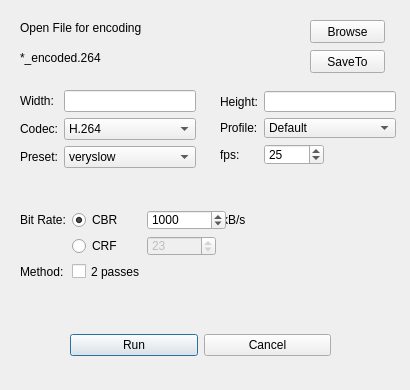
This is encode.ui in honzabilek4/VideoCodecs as Qt 5 draws it before an edit. The edited form follows.
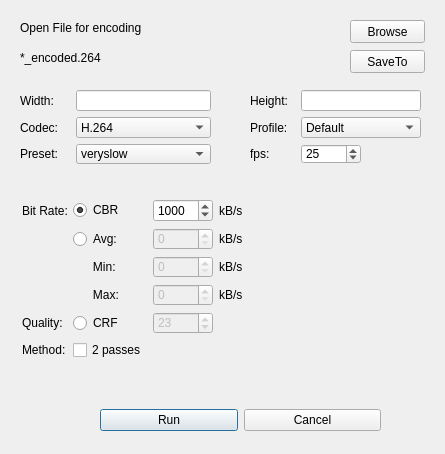
This is the edited form.

What changed in the file:
```diff
--- a/encode.ui
+++ b/encode.ui
@@ -6,8 +6,8 @@
    <rect>
     <x>0</x>
     <y>0</y>
-    <width>410</width>
-    <height>390</height>
+    <width>445</width>
+    <height>454</height>
    </rect>
   </property>
   <property name="windowTitle">
@@ -16,10 +16,10 @@
   <widget class="QWidget" name="layoutWidget">
    <property name="geometry">
     <rect>
-     <x>70</x>
-     <y>310</y>
-     <width>261</width>
-     <height>71</height>
+     <x>100</x>
+     <y>390</y>
+     <width>281</width>
+     <height>61</height>
     </rect>
    </property>
    <layout class="QHBoxLayout" name="horizontalLayout">
@@ -55,7 +55,7 @@
   <widget class="QPushButton" name="browseButton">
    <property name="geometry">
     <rect>
-     <x>310</x>
+     <x>350</x>
      <y>20</y>
      <width>75</width>
      <height>23</height>
@@ -70,13 +70,19 @@
     <rect>
      <x>20</x>
      <y>90</y>
-     <width>176</width>
-     <height>93</height>
+     <width>191</width>
+     <height>74</height>
     </rect>
    </property>
-   <layout class="QFormLayout" name="formLayout">
+   <layout class="QGridLayout" name="gridLayout_2">
     <item row="0" column="0">
      <widget class="QLabel" name="label">
+      <property name="minimumSize">
+       <size>
+        <width>50</width>
+        <height>0</height>
+       </size>
+      </property>
       <property name="text">
        <string>Width:</string>
       </property>
@@ -174,108 +180,10 @@
     </item>
    </layout>
   </widget>
-  <widget class="QWidget" name="layoutWidget">
-   <property name="geometry">
-    <rect>
-     <x>20</x>
-     <y>210</y>
-     <width>226</width>
-     <height>71</height>
-    </rect>
-   </property>
-   <layout class="QGridLayout" name="gridLayout">
-    <item row="0" column="1">
-     <widget class="QRadioButton" name="radioButton_CBR">
-      <property name="enabled">
-       <bool>true</bool>
-      </property>
-      <property name="text">
-       <string>CBR</string>
-      </property>
-      <property name="checked">
-       <bool>true</bool>
-      </property>
-     </widget>
-    </item>
-    <item row="1" column="1">
-     <widget class="QRadioButton" name="radioButton_CRF">
-      <property name="text">
-       <string>CRF</string>
-      </property>
-     </widget>
-    </item>
-    <item row="0" column="0">
-     <widget class="QLabel" name="label_5">
-      <property name="text">
-       <string>Bit Rate:</string>
-      </property>
-     </widget>
-    </item>
-    <item row="0" column="3">
-     <widget class="QLabel" name="label_6">
-      <property name="text">
-       <string>kB/s</string>
-      </property>
-     </widget>
-    </item>
-    <item row="2" column="1">
-     <widget class="QCheckBox" name="checkBox_3">
-      <property name="text">
-       <string>2 passes</string>
-      </property>
-     </widget>
-    </item>
-    <item row="1" column="2">
-     <widget class="QSpinBox" name="crfEdit">
-      <property name="enabled">
-       <bool>false</bool>
-      </property>
-      <property name="maximum">
-       <number>51</number>
-      </property>
-      <property name="value">
-       <number>23</number>
-      </property>
-     </widget>
-    </item>
-    <item row="2" column="0">
-     <widget class="QLabel" name="label_8">
-      <property name="text">
-       <string>Method:</string>
-      </property>
-     </widget>
-    </item>
-    <item row="0" column="2">
-     <widget class="QSpinBox" name="cbrEdit">
-      <property name="sizePolicy">
-       <sizepolicy hsizetype="Minimum" vsizetype="Fixed">
-        <horstretch>0</horstretch>
-        <verstretch>0</verstretch>
-       </sizepolicy>
-      </property>
-      <property name="minimumSize">
-       <size>
-        <width>79</width>
-        <height>0</height>
-       </size>
-      </property>
-      <property name="minimum">
-       <number>10</number>
-      </property>
-      <property name="maximum">
-       <number>999999</number>
-      </property>
-      <property name="value">
-       <number>1000</number>
-      </property>
-     </widget>
-    </item>
-   </layout>
-  </widget>
   <widget class="QPushButton" name="saveButton">
    <property name="geometry">
     <rect>
-     <x>310</x>
+     <x>350</x>
      <y>50</y>
      <width>75</width>
      <height>23</height>
@@ -301,15 +209,21 @@
   <widget class="QWidget" name="layoutWidget">
    <property name="geometry">
     <rect>
-     <x>220</x>
-     <y>91</y>
-     <width>176</width>
+     <x>250</x>
+     <y>90</y>
+     <width>171</width>
      <height>74</height>
     </rect>
    </property>
-   <layout class="QFormLayout" name="formLayout_2">
+   <layout class="QGridLayout" name="gridLayout_3">
     <item row="0" column="0">
      <widget class="QLabel" name="label_2">
+      <property name="minimumSize">
+       <size>
+        <width>45</width>
+        <height>0</height>
+       </size>
+      </property>
       <property name="text">
        <string>Height:</string>
       </property>
@@ -365,6 +279,216 @@
     </item>
    </layout>
   </widget>
+  <widget class="QWidget" name="">
+   <property name="geometry">
+    <rect>
+     <x>22</x>
+     <y>199</y>
+     <width>221</width>
+     <height>161</height>
+    </rect>
+   </property>
+   <layout class="QGridLayout" name="gridLayout">
+    <item row="0" column="0">
+     <widget class="QLabel" name="label_11">
+      <property name="minimumSize">
+       <size>
+        <width>45</width>
+        <height>0</height>
+       </size>
+      </property>
+      <property name="text">
+       <string>Bit Rate:</string>
+      </property>
+     </widget>
+    </item>
+    <item row="0" column="1">
+     <widget class="QRadioButton" name="radioButton_CBR">
+      <property name="enabled">
+       <bool>true</bool>
+      </property>
+      <property name="text">
+       <string>CBR</string>
+      </property>
+      <property name="checked">
+       <bool>true</bool>
+      </property>
+     </widget>
+    </item>
+    <item row="0" column="2">
+     <widget class="QSpinBox" name="cbrEdit">
+      <property name="sizePolicy">
+       <sizepolicy hsizetype="Minimum" vsizetype="Fixed">
+        <horstretch>0</horstretch>
+        <verstretch>0</verstretch>
+       </sizepolicy>
+      </property>
+      <property name="minimumSize">
+       <size>
+        <width>55</width>
+        <height>0</height>
+       </size>
+      </property>
+      <property name="minimum">
+       <number>10</number>
+      </property>
+      <property name="maximum">
+       <number>999999</number>
+      </property>
+      <property name="value">
+       <number>1000</number>
+      </property>
+     </widget>
+    </item>
+    <item row="0" column="3">
+     <widget class="QLabel" name="label_6">
+      <property name="text">
+       <string>kB/s</string>
+      </property>
+     </widget>
+    </item>
+    <item row="1" column="1">
+     <widget class="QRadioButton" name="radioButton">
+      <property name="text">
+       <string>Avg:</string>
+      </property>
+     </widget>
+    </item>
+    <item row="1" column="2">
+     <widget class="QSpinBox" name="spinBox">
+      <property name="enabled">
+       <bool>false</bool>
+      </property>
+     </widget>
+    </item>
+    <item row="1" column="3">
+     <widget class="QLabel" name="label_10">
+      <property name="minimumSize">
+       <size>
+        <width>0</width>
+        <height>0</height>
+       </size>
+      </property>
+      <property name="text">
+       <string>kB/s</string>
+      </property>
+     </widget>
+    </item>
+    <item row="2" column="1">
+     <widget class="QLabel" name="label_12">
+      <property name="text">
+       <string>      Min:</string>
+      </property>
+     </widget>
+    </item>
+    <item row="2" column="2">
+     <widget class="QSpinBox" name="spinBox_2">
+      <property name="enabled">
+       <bool>false</bool>
+      </property>
+      <property name="minimumSize">
+       <size>
+        <width>50</width>
+        <height>0</height>
+       </size>
+      </property>
+     </widget>
+    </item>
+    <item row="2" column="3">
+     <widget class="QLabel" name="label_14">
+      <property name="minimumSize">
+       <size>
+        <width>0</width>
+        <height>0</height>
+       </size>
+      </property>
+      <property name="text">
+       <string>kB/s</string>
+      </property>
+     </widget>
+    </item>
+    <item row="3" column="1">
+     <widget class="QLabel" name="label_13">
+      <property name="text">
+       <string>      Max:</string>
+      </property>
+     </widget>
+    </item>
+    <item row="3" column="2">
+     <widget class="QSpinBox" name="spinBox_3">
+      <property name="enabled">
+       <bool>false</bool>
+      </property>
+      <property name="minimumSize">
+       <size>
+        <width>50</width>
+        <height>0</height>
+       </size>
+      </property>
+     </widget>
+    </item>
+    <item row="3" column="3">
+     <widget class="QLabel" name="label_15">
+      <property name="minimumSize">
+       <size>
+        <width>0</width>
+        <height>0</height>
+       </size>
+      </property>
+      <property name="text">
+       <string>kB/s</string>
+      </property>
+     </widget>
+    </item>
+    <item row="4" column="0">
+     <widget class="QLabel" name="label_5">
+      <property name="text">
+       <string>Quality:</string>
+      </property>
+     </widget>
+    </item>
+    <item row="4" column="1">
+     <widget class="QRadioButton" name="radioButton_CRF">
+      <property name="text">
+       <string>CRF</string>
+      </property>
+     </widget>
+    </item>
+    <item row="4" column="2">
+     <widget class="QSpinBox" name="crfEdit">
+      <property name="enabled">
+       <bool>false</bool>
+      </property>
+      <property name="minimumSize">
+       <size>
+        <width>50</width>
+        <height>0</height>
+       </size>
+      </property>
+      <property name="maximum">
+       <number>51</number>
+      </property>
+      <property name="value">
+       <number>23</number>
+      </property>
+     </widget>
+    </item>
+    <item row="5" column="0">
+     <widget class="QLabel" name="label_8">
+      <property name="text">
+       <string>Method:</string>
+      </property>
+     </widget>
+    </item>
+    <item row="5" column="1">
+     <widget class="QCheckBox" name="checkBox_3">
+      <property name="text">
+       <string>2 passes</string>
+      </property>
+     </widget>
+    </item>
+   </layout>
+  </widget>
   <zorder>layoutWidget</zorder>
   <zorder>layoutWidget</zorder>
   <zorder>layoutWidget</zorder>
```
Left out of the diff: 150 changed lines with no effect on the pictures.
